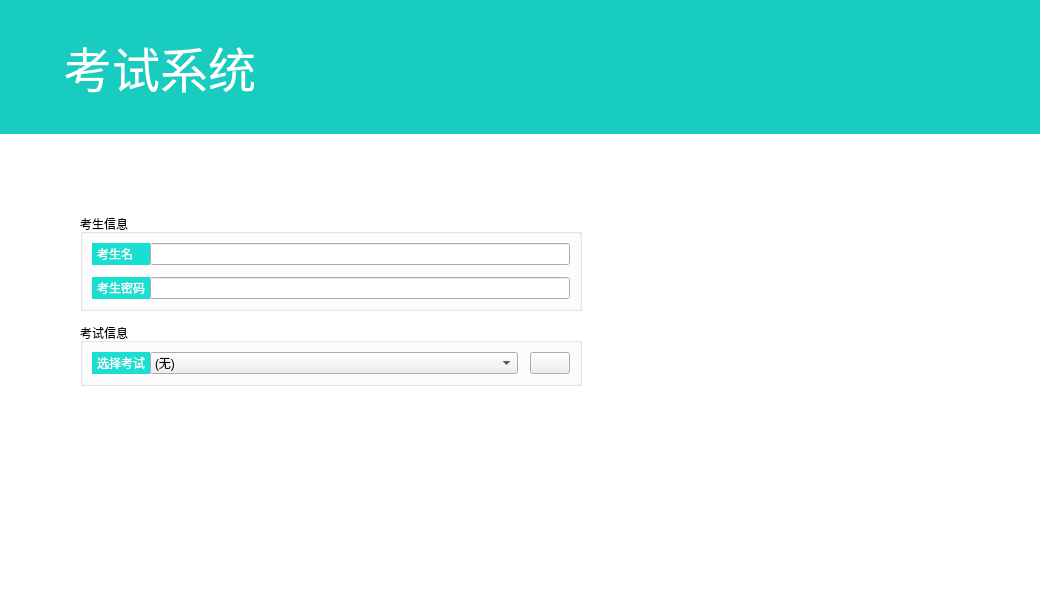
First picture: the form in SubWidget/loginview.ui, repository jkjkil4/ExamSysStudent, before the edit.
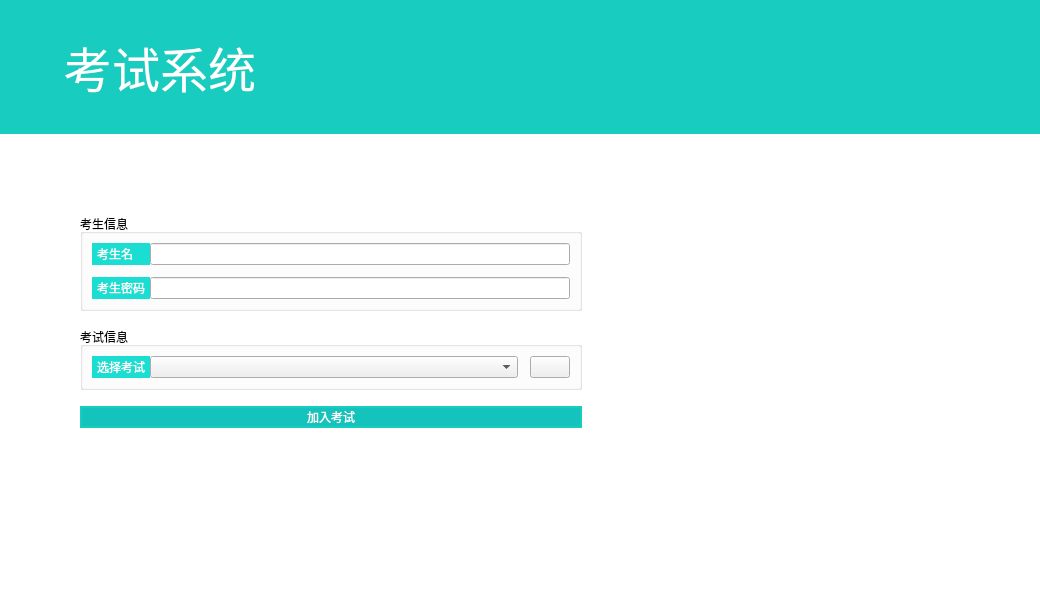
Second picture: the form after the edit.

```diff
--- a/SubWidget/loginview.ui
+++ b/SubWidget/loginview.ui
@@ -116,9 +116,9 @@
        <number>80</number>
       </property>
       <item>
-       <layout class="QVBoxLayout" name="layoutEdit" stretch="0,0,1">
+       <layout class="QVBoxLayout" name="layoutEdit" stretch="0,0,0,1">
         <property name="spacing">
-         <number>12</number>
+         <number>16</number>
         </property>
         <item>
          <widget class="QGroupBox" name="boxStu">
@@ -212,11 +212,6 @@
                    <verstretch>0</verstretch>
                   </sizepolicy>
                  </property>
-                 <item>
-                  <property name="text">
-                   <string>(无)</string>
-                  </property>
-                 </item>
                 </widget>
                </item>
               </layout>
@@ -233,6 +228,26 @@
           </layout>
          </widget>
         </item>
+        <item>
+         <widget class="QPushButton" name="btnConnect">
+          <property name="styleSheet">
+           <string notr="true">QPushButton{
+	color: #FFFFFF;
+	border: 2px solid rgb(24, 204, 192);
+	background-color: rgb(20,196,188);
+}
+QPushButton:hover{
+	background-color: rgb(22,218,208);
+}
+QPushButton:pressed{
+	background-color: rgb(17,171,164);
+}</string>
+          </property>
+          <property name="text">
+           <string>加入考试</string>
+          </property>
+         </widget>
+        </item>
         <item>
          <spacer name="verSpacerEdit">
           <property name="orientation">
```
